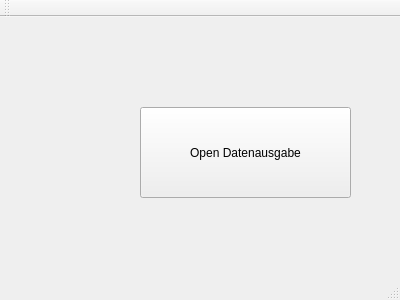
Qt form src/mainwindow.ui (maxiimilian/btube) before a commit.
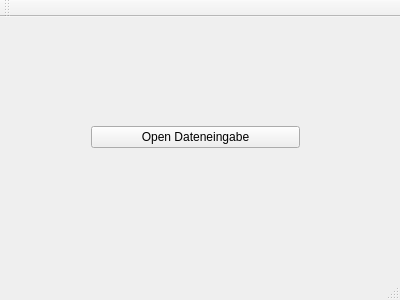
The same form after that commit.

Commit message:
Fenster zusammengelegt
Eingabe mit Ausgabe verbunden

```diff
--- a/src/mainwindow.ui
+++ b/src/mainwindow.ui
@@ -14,18 +14,24 @@
    <string>MainWindow</string>
   </property>
   <widget class="QWidget" name="centralWidget">
-   <widget class="QPushButton" name="pushButton">
+   <widget class="QWidget" name="layoutWidget">
     <property name="geometry">
      <rect>
-      <x>140</x>
-      <y>90</y>
-      <width>211</width>
-      <height>91</height>
+      <x>80</x>
+      <y>30</y>
+      <width>231</width>
+      <height>181</height>
      </rect>
     </property>
-    <property name="text">
-     <string>Open Datenausgabe</string>
-    </property>
+    <layout class="QVBoxLayout" name="verticalLayout">
+     <item>
+      <widget class="QPushButton" name="pushButton_2">
+       <property name="text">
+        <string>Open Dateneingabe</string>
+       </property>
+      </widget>
+     </item>
+    </layout>
    </widget>
   </widget>
   <widget class="QMenuBar" name="menuBar">
```
Left out of the diff: 2 changed lines with no effect on the pictures. The commit also changes 6 other files.
